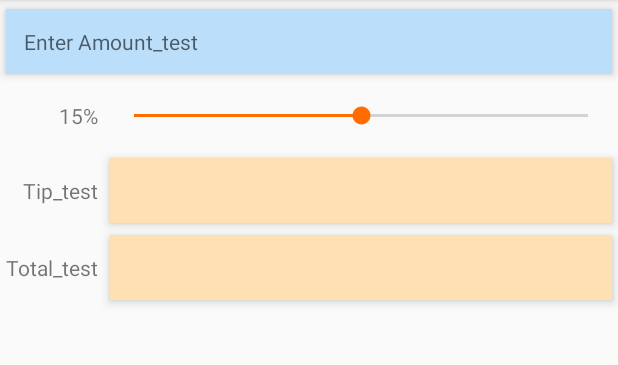
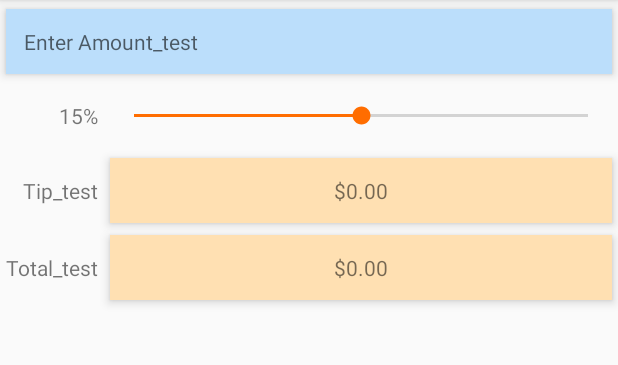
Before and after one commit to OlegVerechshagin/TipCalculator, an Android app: the screen it shows after launch (MainActivity), on a phone screen of 412 x 824 dp, the part 84-449 px from its top. Run offline under Robolectric (Android 15) with nearby library versions, the phone set to English and light mode, and no system bars; 2 statements that could not run were skipped.

Commit message:
Declare values.

```diff
--- a/app/src/main/java/com/gmail/olegverechshagin/tipcalculator/MainActivity.java
+++ b/app/src/main/java/com/gmail/olegverechshagin/tipcalculator/MainActivity.java
@@ -38,5 +38,19 @@ public class MainActivity extends AppCompatActivity {
 //        MainActivity взаимодействует на программном уровне
         amountTextView = (TextView) findViewById(R.id.amountTextView);
         percentTextView = (TextView) findViewById(R.id.percentTextView);
+        tipTextView = (TextView) findViewById(R.id.tipTextView);
+        totalTextView = (TextView) findViewById(R.id.totalTextView);
+        tipTextView.setText(currencyFormat.format(0));
+        totalTextView.setText(currencyFormat.format(0));
+
+//        Назначение слушателя TextWatcher для amountEditText
+        EditText amountEditText =
+                (EditText) findViewById(R.id.amountEditText);
+        amountEditText.addTextChangedListener(amountEditTextWatcher);
+
+//        Назначение слушателя OnSeekBarChangeListener для percentSeekBar
+        SeekBar percentSeekBar =
+                (SeekBar) findViewById(R.id.percentSeekBar);
+        percentSeekBar.setOnSeekBarChangeListener(seekBarListener);
     }
 }
```
